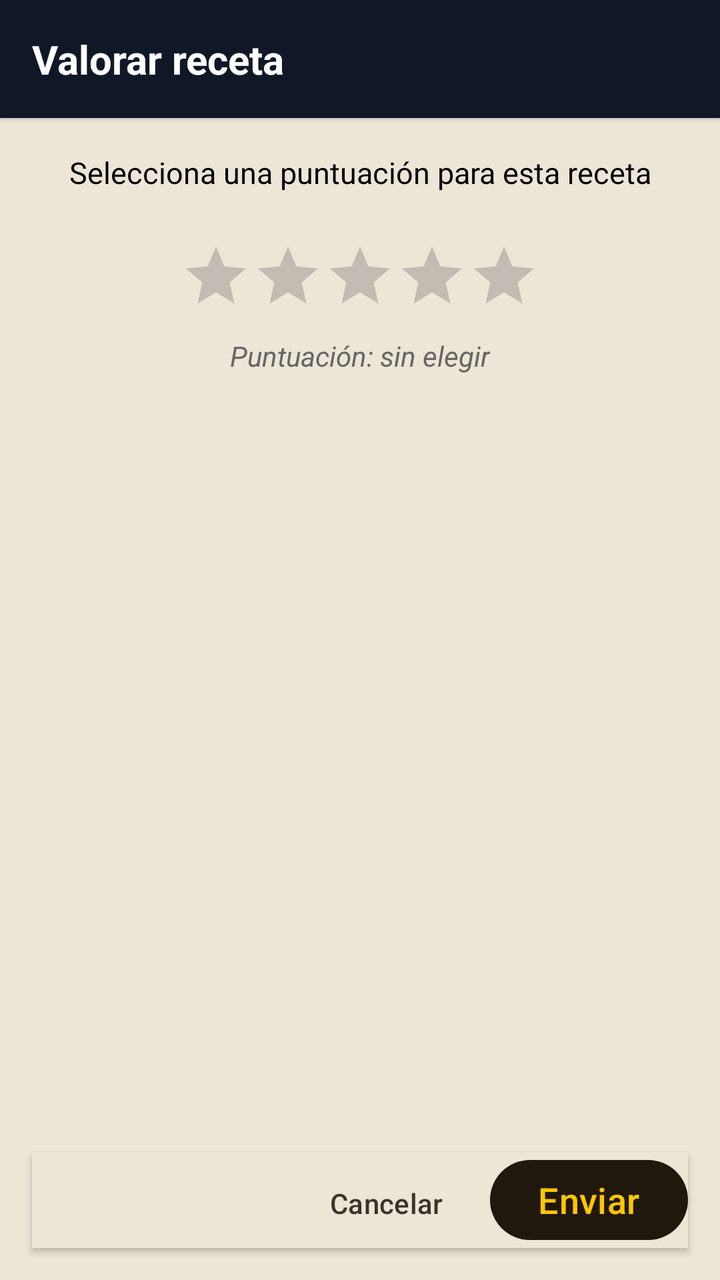
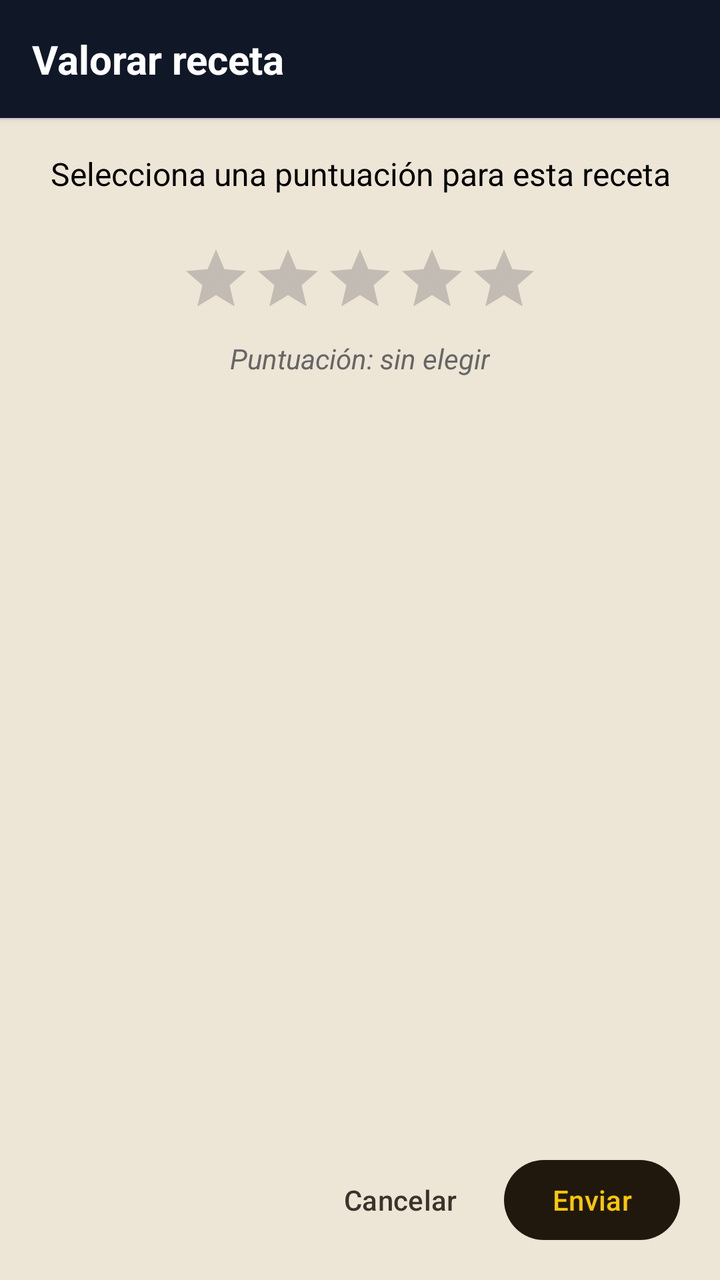

Compare the two renders of this Android layout. The source of the first and the diff that turns it into the second are given below.
<!-- AndroidManifest.xml: application theme Theme.RefriMancia -->
<!-- res/layout/popup_valoracion.xml -->
<?xml version="1.0" encoding="utf-8"?>
<androidx.constraintlayout.widget.ConstraintLayout 
    xmlns:android="http://schemas.android.com/apk/res/android"
    xmlns:app="http://schemas.android.com/apk/res-auto"
    android:layout_width="match_parent"
    android:layout_height="match_parent"
    android:background="@color/beige">

    
    <TextView
        android:id="@+id/tv_valoracion_titulo"
        android:layout_width="0dp"
        android:layout_height="wrap_content"
        android:padding="16dp"
        android:text="@string/review_dialog_title"
        android:textSize="20sp"
        android:textStyle="bold"
        android:textColor="@android:color/white"
        android:background="@color/azul_oscuro"
        android:elevation="2dp"
        app:layout_constraintEnd_toEndOf="parent"
        app:layout_constraintStart_toStartOf="parent"
        app:layout_constraintTop_toTopOf="parent" />

    
    <View
        android:id="@+id/valoracion_divider"
        android:layout_width="match_parent"
        android:layout_height="1dp"
        android:background="#DDDDDD"
        app:layout_constraintTop_toBottomOf="@id/tv_valoracion_titulo" />

    
    <TextView
            android:id="@+id/tv_valoracion_receta"
            android:layout_width="0dp"
            android:layout_height="wrap_content"
            android:layout_marginStart="16dp"
            android:layout_marginTop="16dp"
            android:layout_marginEnd="16dp"
            android:text="@string/review_dialog_hint"
            android:textSize="15sp"
            android:gravity="center"
            app:layout_constraintEnd_toEndOf="parent"
            app:layout_constraintStart_toStartOf="parent"
            app:layout_constraintTop_toBottomOf="@id/valoracion_divider"
            android:textColor="@color/negro" />

    
    <RatingBar
        android:id="@+id/rb_valoracion"
        style="@style/Widget.AppCompat.RatingBar.Indicator"
        android:layout_width="wrap_content"
        android:layout_height="wrap_content"
        android:layout_marginTop="24dp"
        android:numStars="5"
        android:stepSize="1"
        android:rating="0"
        android:isIndicator="false"
        android:progressTint="@color/amarillo"
        app:layout_constraintEnd_toEndOf="parent"
        app:layout_constraintStart_toStartOf="parent"
        app:layout_constraintTop_toBottomOf="@id/tv_valoracion_receta" />

    
    <TextView
        android:id="@+id/tv_valoracion_seleccionada"
        android:layout_width="wrap_content"
        android:layout_height="wrap_content"
        android:layout_marginTop="12dp"
        android:text="@string/review_dialog_selection_empty"
        android:textSize="14sp"
        android:textStyle="italic"
        android:textColor="#666666"
        app:layout_constraintEnd_toEndOf="parent"
        app:layout_constraintStart_toStartOf="parent"
        app:layout_constraintTop_toBottomOf="@id/rb_valoracion" />

    
    <LinearLayout
        android:id="@+id/layout_botones_valoracion"
        style="?android:attr/buttonBarStyle"
        android:layout_width="0dp"
        android:layout_height="wrap_content"
        android:layout_margin="16dp"
        android:orientation="horizontal"
        android:gravity="end"
        android:elevation="2dp"
        android:background="@color/beige"
        app:layout_constraintBottom_toBottomOf="parent"
        app:layout_constraintEnd_toEndOf="parent"
        app:layout_constraintStart_toStartOf="parent">

        
        <Button
            android:id="@+id/btn_cancelar_valoracion"
            android:layout_width="wrap_content"
            android:layout_height="wrap_content"
            android:text="@string/review_dialog_cancel"
            style="?attr/borderlessButtonStyle"
            android:textColor="@color/gris_marron"
            android:layout_marginEnd="8dp" />

        
        <Button
            android:id="@+id/btn_enviar_valoracion"
            android:layout_width="wrap_content"
            android:layout_height="wrap_content"
            android:text="@string/review_dialog_send"
            style="@style/estiloBotones" />
    </LinearLayout>

</androidx.constraintlayout.widget.ConstraintLayout>
<!-- resources referenced by this layout -->
<resources>
  <color name="amarillo">#fdc700</color>
  <color name="azul_oscuro">#101828</color>
  <color name="beige">#ede5d6</color>
  <color name="gris_marron">#39332b</color>
  <color name="negro">#000000</color>
  <string name="review_dialog_cancel">Cancelar</string>
  <string name="review_dialog_hint">Selecciona una puntuación para esta receta</string>
  <string name="review_dialog_selection_empty">Puntuación: sin elegir</string>
  <string name="review_dialog_send">Enviar</string>
  <string name="review_dialog_title">Valorar receta</string>
  <style name="estiloBotones">
          <item name="android:textColor">@color/amarillo</item>
          <item name="backgroundTint">@color/marron_oscuro</item>
          <item name="android:textSize">18sp</item>
      </style>
  <style name="Theme.RefriMancia" parent="Base.Theme.RefriMancia" />
  <color name="marron_oscuro">#21180d</color>
  <style name="Base.Theme.RefriMancia" parent="Theme.Material3.DayNight.NoActionBar">
          <item name="colorPrimary">@color/marron_oscuro</item>
          <item name="colorSecondary">@color/amarillo</item>
          
          <item name="android:statusBarColor">@color/marron_oscuro</item>
          <item name="android:windowLightStatusBar">false</item>
      </style>
</resources>

<!-- the commit's change to res/layout/popup_valoracion.xml (unified diff, before → after) -->
@@ -39,7 +39,7 @@
             android:layout_marginTop="16dp"
             android:layout_marginEnd="16dp"
             android:text="@string/review_dialog_hint"
-            android:textSize="15sp"
+            android:textSize="16sp"
             android:gravity="center"
             app:layout_constraintEnd_toEndOf="parent"
             app:layout_constraintStart_toStartOf="parent"
@@ -78,36 +78,37 @@
 
     
     <LinearLayout
-        android:id="@+id/layout_botones_valoracion"
-        style="?android:attr/buttonBarStyle"
-        android:layout_width="0dp"
-        android:layout_height="wrap_content"
-        android:layout_margin="16dp"
-        android:orientation="horizontal"
-        android:gravity="end"
-        android:elevation="2dp"
-        android:background="@color/beige"
-        app:layout_constraintBottom_toBottomOf="parent"
-        app:layout_constraintEnd_toEndOf="parent"
-        app:layout_constraintStart_toStartOf="parent">
+            android:id="@+id/layout_botones_valoracion"
+            style="?android:attr/buttonBarStyle"
+            android:layout_width="0dp"
+            android:layout_height="wrap_content"
+            android:layout_margin="16dp"
+            android:orientation="horizontal"
+            android:gravity="end"
+            android:background="@color/beige"
+            app:layout_constraintBottom_toBottomOf="parent"
+            app:layout_constraintEnd_toEndOf="parent"
+            app:layout_constraintStart_toStartOf="parent">
 
         
         <Button
-            android:id="@+id/btn_cancelar_valoracion"
-            android:layout_width="wrap_content"
-            android:layout_height="wrap_content"
-            android:text="@string/review_dialog_cancel"
-            style="?attr/borderlessButtonStyle"
-            android:textColor="@color/gris_marron"
-            android:layout_marginEnd="8dp" />
+                android:id="@+id/btn_cancelar_valoracion"
+                android:layout_width="wrap_content"
+                android:layout_height="wrap_content"
+                android:text="@string/review_dialog_cancel"
+                style="?attr/borderlessButtonStyle"
+                android:textColor="@color/gris_marron"
+                android:layout_marginEnd="8dp" />
 
         
         <Button
-            android:id="@+id/btn_enviar_valoracion"
-            android:layout_width="wrap_content"
-            android:layout_height="wrap_content"
-            android:text="@string/review_dialog_send"
-            style="@style/estiloBotones" />
+                android:id="@+id/btn_enviar_valoracion"
+                android:layout_width="wrap_content"
+                android:layout_height="wrap_content"
+                android:text="@string/review_dialog_send"
+                style="@style/estiloBotones"
+                android:layout_marginEnd="4dp"
+                android:textSize="14sp" />
     </LinearLayout>
 
 </androidx.constraintlayout.widget.ConstraintLayout>
